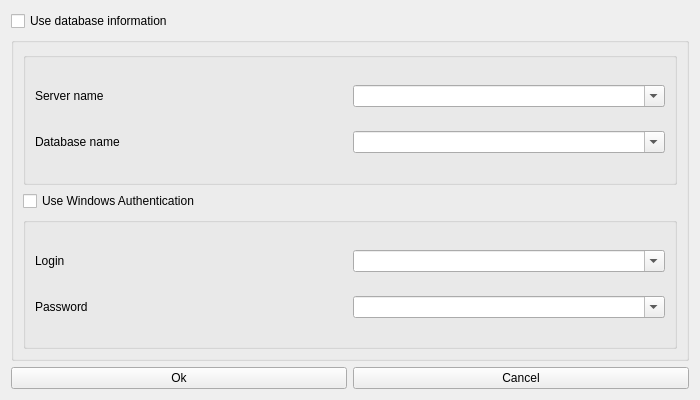
Before: the Qt Designer form DBWindow.ui in JohnBuckleyGitHub/PhotoDrop2, drawn with Qt 5.
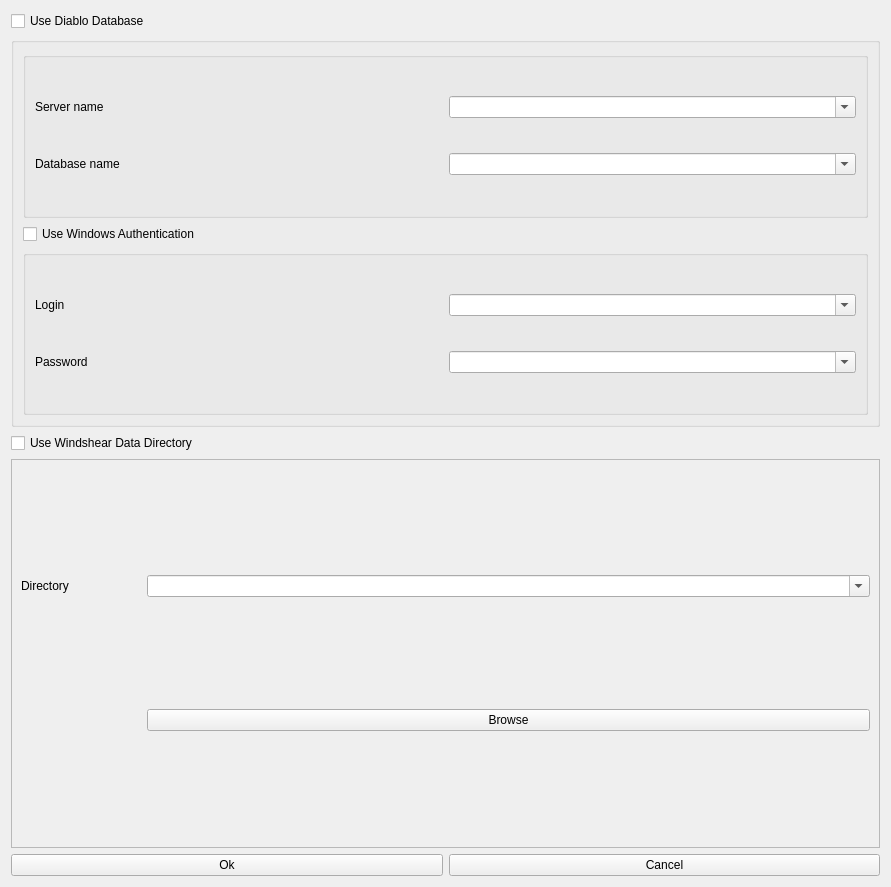
After: the same form once the commit is applied. Custom widgets are drawn as their Qt base class.

Commit message: DBchanges refined, WS directory window added

```diff
--- a/DBWindow.ui
+++ b/DBWindow.ui
@@ -6,18 +6,18 @@
    <rect>
     <x>0</x>
     <y>0</y>
-    <width>700</width>
-    <height>400</height>
+    <width>891</width>
+    <height>887</height>
    </rect>
   </property>
   <property name="windowTitle">
    <string>Form</string>
   </property>
-  <layout class="QGridLayout" name="gridLayout">
+  <layout class="QGridLayout" name="gridLayout_5">
    <item row="0" column="0">
     <widget class="QCheckBox" name="use_db_checkBox">
      <property name="text">
-      <string>Use database information</string>
+      <string>Use Diablo Database</string>
      </property>
     </widget>
    </item>
@@ -111,20 +111,78 @@
      </layout>
     </widget>
    </item>
-   <item row="2" column="0">
+   <item row="2" column="0" colspan="2">
+    <widget class="QCheckBox" name="use_db_checkBox_2">
+     <property name="text">
+      <string>Use Windshear Data Directory</string>
+     </property>
+    </widget>
+   </item>
+   <item row="4" column="0">
     <widget class="QPushButton" name="ok_pushButton">
      <property name="text">
       <string>Ok</string>
      </property>
     </widget>
    </item>
-   <item row="2" column="1">
+   <item row="4" column="1">
     <widget class="QPushButton" name="cancel_pushButton">
      <property name="text">
       <string>Cancel</string>
      </property>
     </widget>
    </item>
+   <item row="3" column="0" colspan="2">
+    <widget class="QFrame" name="frame">
+     <property name="frameShape">
+      <enum>QFrame::StyledPanel</enum>
+     </property>
+     <property name="frameShadow">
+      <enum>QFrame::Raised</enum>
+     </property>
+     <layout class="QGridLayout" name="gridLayout">
+      <item row="0" column="0">
+       <widget class="QLabel" name="label_5">
+        <property name="sizePolicy">
+         <sizepolicy hsizetype="Fixed" vsizetype="Preferred">
+          <horstretch>0</horstretch>
+          <verstretch>0</verstretch>
+         </sizepolicy>
+        </property>
+        <property name="minimumSize">
+         <size>
+          <width>120</width>
+          <height>0</height>
+         </size>
+        </property>
+        <property name="maximumSize">
+         <size>
+          <width>120</width>
+          <height>16777215</height>
+         </size>
+        </property>
+        <property name="text">
+         <string>Directory</string>
+        </property>
+       </widget>
+      </item>
+      <item row="0" column="1">
+       <widget class="TidyComboBox" name="login_comboBox_2">
+        <property name="editable">
+         <bool>true</bool>
+        </property>
+       </widget>
+      </item>
+      <item row="1" column="1">
+       <widget class="QPushButton" name="pushButton">
+        <property name="text">
+         <string>Browse</string>
+        </property>
+       </widget>
+      </item>
+     </layout>
+    </widget>
+   </item>
   </layout>
  </widget>
  <customwidgets>
```
The commit also changes 7 other files.
